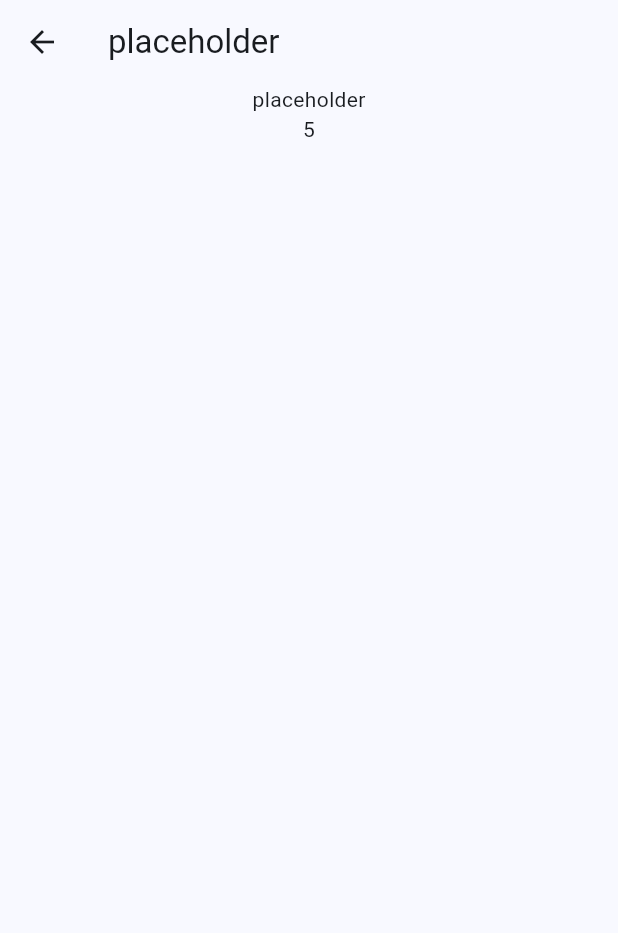
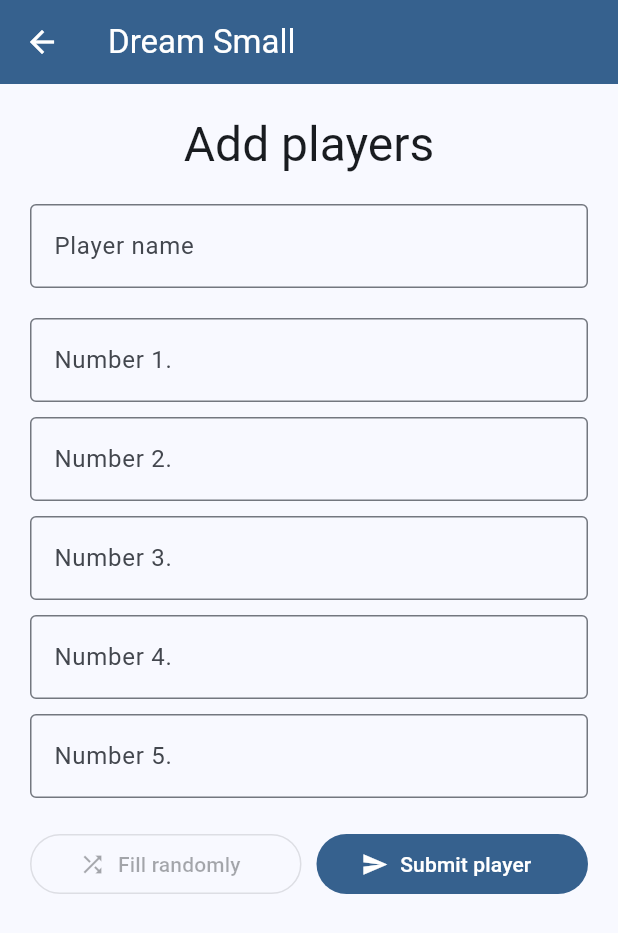
Before and after one commit to BrownieMaar/dream_small_flutter, a Flutter app: the NewGame screen opened by its route, on a phone screen of 412 x 824 dp. Shown: the top 933 px of the screen. Run offline on Flutter 3.47's test engine with Material 2 defaults, Android fonts, the phone set to English and light mode, and no system bars.

Commit message:
add form elements and buttons to new game screen

```diff
--- a/lib/src/pages/new_game.dart
+++ b/lib/src/pages/new_game.dart
@@ -1,20 +1,80 @@
 import 'package:flutter/material.dart';
 
-class NewGame extends StatelessWidget {
+class NewGame extends StatefulWidget {
+  @override
+  State<NewGame> createState() => _NewGameState();
+}
+
+class _NewGameState extends State<NewGame> {
   @override
   Widget build(BuildContext context) {
-    final Map<String, String>? arguments = ModalRoute.of(context)?.settings.arguments as Map<String, String>?;
+    var theme = Theme.of(context);
+    var nameController = TextEditingController();
+
+    final Map<String, String>? arguments =
+        ModalRoute.of(context)?.settings.arguments as Map<String, String>?;
     final int numberAmount = int.parse(arguments?['numberAmount'] ?? "5");
+
+    var numberControllers =
+        List.generate(numberAmount, (index) => TextEditingController());
+
+    var numberInputs = List.generate(numberAmount, (index) {
+      return TextField(
+        controller: numberControllers.elementAt(index),
+        decoration: InputDecoration(
+            border: OutlineInputBorder(), label: Text("Number ${index + 1}.")),
+      );
+    });
 
     return Scaffold(
       appBar: AppBar(
-        title: Text("placeholder"),
+        title: Text("Dream Small"),
+        foregroundColor: theme.colorScheme.onPrimary,
+        backgroundColor: theme.colorScheme.primary,
       ),
-      body: Center(
+      body: Padding(
+        padding: const EdgeInsets.all(20),
         child: Column(
           children: [
-            Text("placeholder"),
-            Text(numberAmount.toString()),
+            Text(
+              "Add players",
+              style: theme.textTheme.headlineLarge,
+              textAlign: TextAlign.start,
+            ),
+            SizedBox(height: 20),
+            TextField(
+              controller: nameController,
+              decoration: InputDecoration(
+                border: OutlineInputBorder(),
+                label: Text("Player name"),
+              ),
+            ),
+            SizedBox(height: 20),
+            ...numberInputs
+                .expand((element) => [element, SizedBox(height: 10)]),
+            SizedBox(height: 10),
+            Row(
+              mainAxisSize: MainAxisSize.max,
+              children: [
+                Flexible(
+                  fit: FlexFit.tight,
+                  child: OutlinedButton.icon(
+                    onPressed: null,
+                    icon: Icon(Icons.shuffle),
+                    label: Text("Fill randomly"),
+                  ),
+                ),
+                SizedBox(width: 10),
+                Flexible(
+                  fit: FlexFit.tight,
+                  child: FilledButton.icon(
+                    onPressed: () {},
+                    icon: Icon(Icons.send),
+                    label: Text("Submit player"),
+                  ),
+                ),
+              ],
+            )
           ],
         ),
       ),
```
